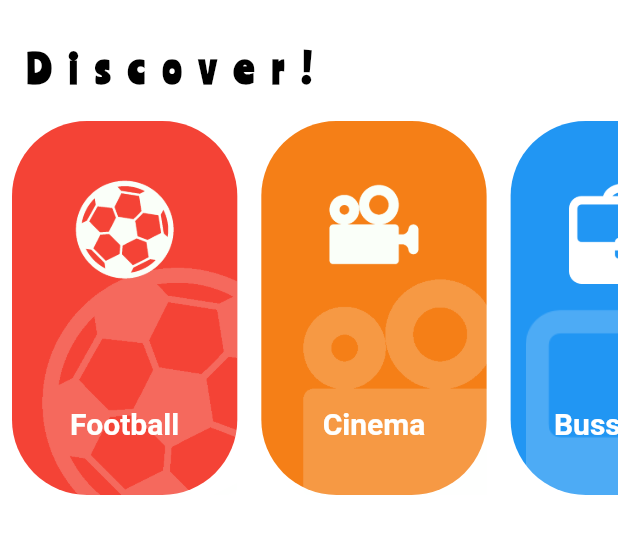
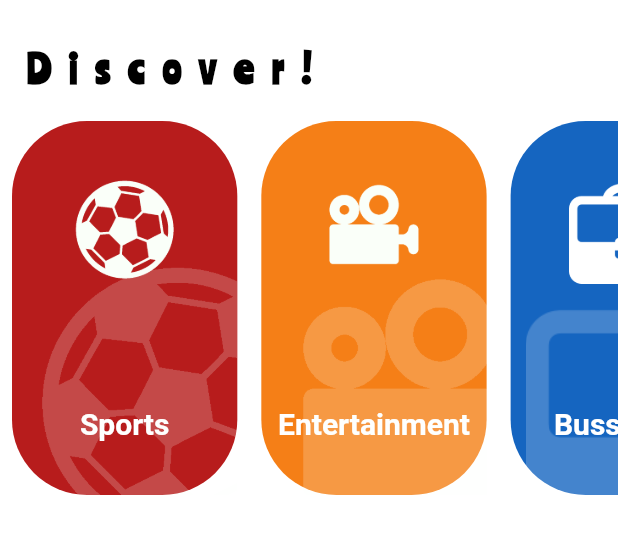
Before and after one commit to abdullahth/flutter-news-app, a Flutter app: the screen it shows after launch, on a phone screen of 412 x 824 dp, the part 59-613 px from its top. Run offline on Flutter 3.47's test engine with Material 2 defaults, Android fonts, the phone set to English and light mode, and no system bars.

Commit message:
Commit 1

```diff
--- a/app/lib/snippets.dart
+++ b/app/lib/snippets.dart
@@ -1,7 +1,13 @@
 import 'package:flutter/material.dart';
 
 var kCartegories = [
-  ["Football", "assets/images/football-icon.png", Colors.red],
-  ["Cinema", "assets/images/cinema-icon.png", Colors.yellow[900]],
-  ["Bussiness", "assets/images/bussiness-icon.png", Colors.blue]
+  ["Sports", "assets/images/football-icon.png", Colors.red[900]],
+  ["Entertainment", "assets/images/cinema-icon.png", Colors.yellow[900]],
+  ["Bussiness", "assets/images/bussiness-icon.png", Colors.blue[800]],
+  ["Science", "assets/images/science-icon.png", Colors.teal[900]]
 ];
+
+var kCategoriesName = ["sports", "entertainment", "bussiness", "science"];
+
+String apiLink(String category, {String country}) =>
+    "http://newsapi.org/v2/top-headlines?country=${country == null ? "us" : country}&category=${category == null ? "bussiness" : category}&apiKey=fff147fd795b46078be6cb160d355906";
```
